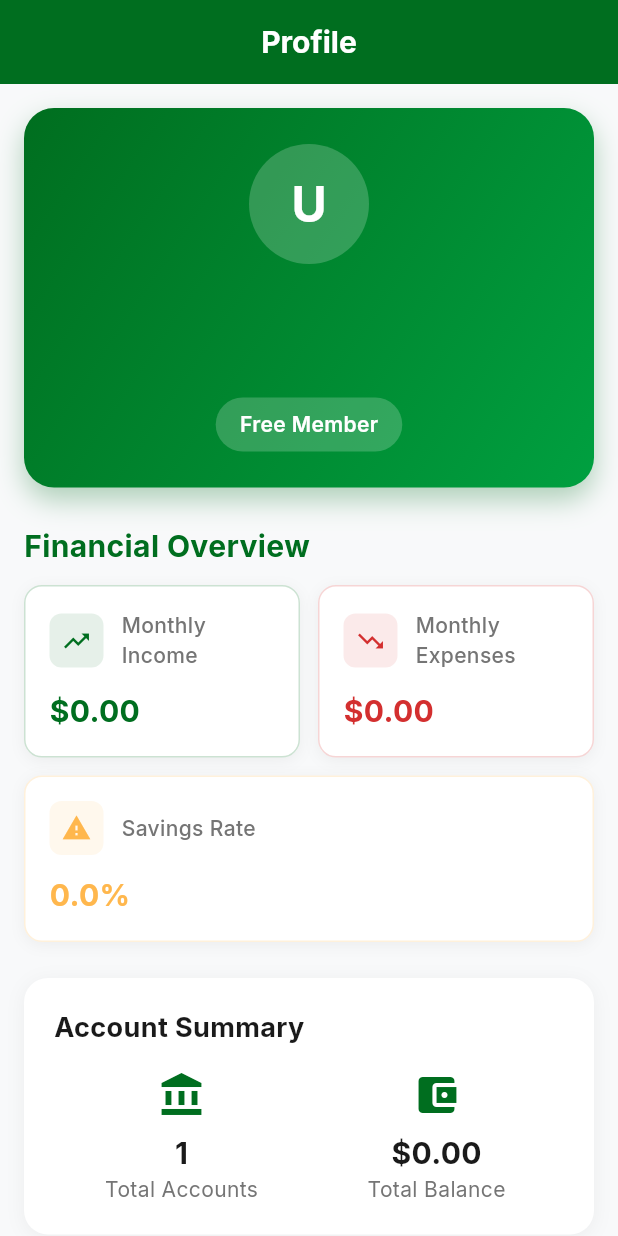
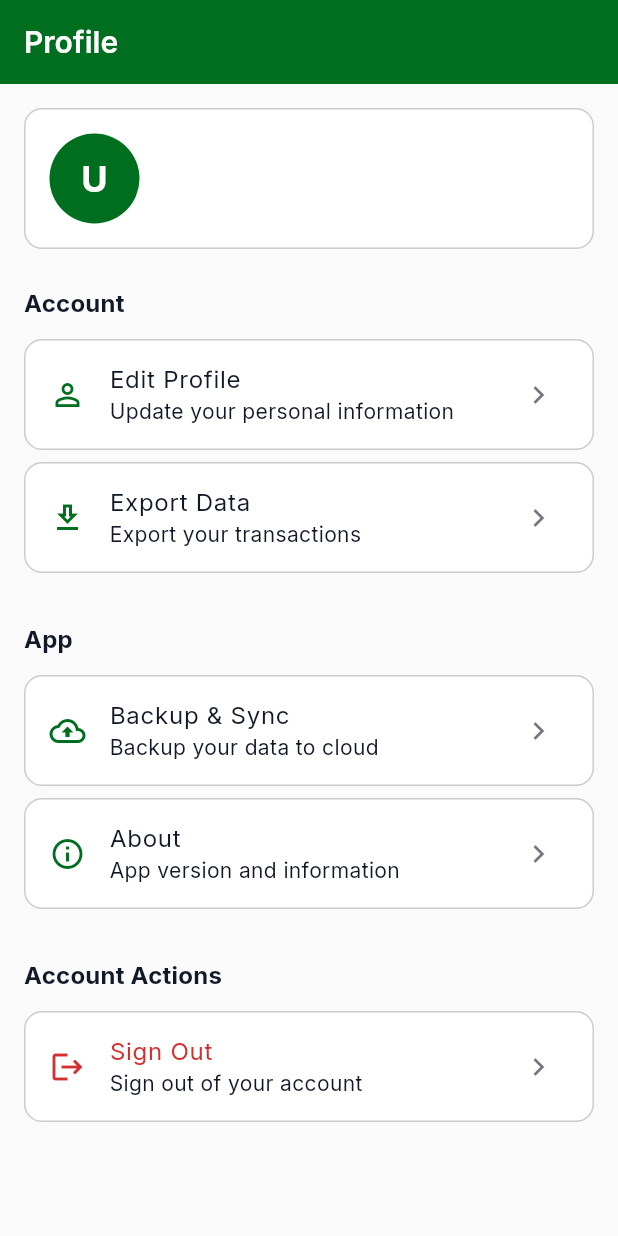
Before and after one commit to kasujjabash/vault-path-app, a Flutter app: the ProfileScreen screen opened by its route, on a phone screen of 412 x 824 dp. Run offline on Flutter 3.47's test engine with Material 3 defaults, Android fonts, the phone set to English and light mode, and no system bars; our stand-ins replace cloud_firestore, firebase_auth, firebase_core, fl_chart, font_awesome_flutter, go_router and 6 more; accounts and stored records are empty; network calls fail.

Commit message:
Profile sreen update

```diff
--- a/lib/screens/profile/profile_screen.dart
+++ b/lib/screens/profile/profile_screen.dart
@@ -2,12 +2,9 @@ import 'package:flutter/material.dart';
 import 'package:provider/provider.dart';
 import 'package:go_router/go_router.dart';
 import '../../services/auth_service.dart';
-import '../../providers/expense_provider.dart';
-import '../../utils/app_constants.dart';
-import '../../utils/format_utils.dart';
 import '../more/about_screen.dart';
 
-/// Profile screen showing user information and statistics
+/// Profile screen showing user information and settings
 class ProfileScreen extends StatefulWidget {
   const ProfileScreen({super.key});
 
@@ -18,49 +15,86 @@ class ProfileScreen extends StatefulWidget {
 class _ProfileScreenState extends State<ProfileScreen> {
   @override
   Widget build(BuildContext context) {
+    final theme = Theme.of(context);
+
     return Scaffold(
-      backgroundColor: const Color(0xFFF8F9FA),
+      backgroundColor: Theme.of(context).scaffoldBackgroundColor,
       appBar: AppBar(
-        title: const Text(
-          'Profile',
-          style: TextStyle(fontSize: 20, fontWeight: FontWeight.bold),
+        title: const Text('Profile'),
+        elevation: 0,
+        backgroundColor: theme.appBarTheme.backgroundColor,
+        foregroundColor: theme.appBarTheme.foregroundColor,
       ),
-        backgroundColor: const Color(0xFF006E1F),
-        foregroundColor: Colors.white,
-        elevation: 0,
-        centerTitle: true,
-      ),
-      body: Consumer2<AuthService, ExpenseProvider>(
-        builder: (context, authService, provider, child) {
+      body: Consumer<AuthService>(
+        builder: (context, authService, child) {
           return SingleChildScrollView(
             padding: const EdgeInsets.all(16),
             child: Column(
               crossAxisAlignment: CrossAxisAlignment.start,
               children: [
-                // User Info Card
-                _buildUserInfoCard(authService),
+                // User Info Section
+                _buildUserInfoSection(authService),
 
                 const SizedBox(height: 24),
 
-                // Financial Summary Cards that were previously in Analytics
-                _buildFinancialSummary(provider),
+                // Profile Actions
+                _buildSectionTitle('Account'),
+                const SizedBox(height: 12),
+
+                if (authService.isSignedIn) ...[
+                  _buildProfileItem(
+                    icon: Icons.person_outline,
+                    title: 'Edit Profile',
+                    subtitle: 'Update your personal information',
+                    onTap: () => _showEditProfileDialog(context, authService),
+                  ),
+                  _buildProfileItem(
+                    icon: Icons.download_outlined,
+                    title: 'Export Data',
+                    subtitle: 'Export your transactions',
+                    onTap: () => context.go('/transactions'),
+                  ),
+                ],
 
                 const SizedBox(height: 24),
+                _buildSectionTitle('App'),
+                const SizedBox(height: 12),
 
-                // Account Statistics
-                _buildAccountStats(provider),
+                _buildProfileItem(
+                  icon: Icons.cloud_upload_outlined,
+                  title: 'Backup & Sync',
+                  subtitle: 'Backup your data to cloud',
+                  onTap:
+                      () => _showComingSoonSnackBar(context, 'Backup feature'),
+                ),
+                _buildProfileItem(
+                  icon: Icons.info_outline,
+                  title: 'About',
+                  subtitle: 'App version and information',
+                  onTap:
+                      () => Navigator.push(
+                        context,
+                        MaterialPageRoute(
+                          builder: (context) => const AboutScreen(),
+                        ),
+                      ),
+                ),
 
+                if (authService.isSignedIn) ...[
                   const SizedBox(height: 24),
+                  _buildSectionTitle('Account Actions'),
+                  const SizedBox(height: 12),
 
-                // Category Statistics
-                _buildCategoryStats(provider),
+                  _buildProfileItem(
+                    icon: Icons.logout,
+                    title: 'Sign Out',
+                    subtitle: 'Sign out of your account',
+                    onTap: () => _showSignOutDialog(context, authService),
+                    isDestructive: true,
+                  ),
+                ],
 
-                const SizedBox(height: 24),
-
-                // Settings Section
-                _buildSettingsSection(context, authService),
-
-                const SizedBox(height: 100),
+                const SizedBox(height: 32),
               ],
             ),
           );
@@ -69,81 +103,56 @@ class _ProfileScreenState extends State<ProfileScreen> {
     );
   }
 
-  Widget _buildUserInfoCard(AuthService authService) {
+  Widget _buildUserInfoSection(AuthService authService) {
     return Container(
-      width: double.infinity,
-      padding: const EdgeInsets.all(24),
+      padding: const EdgeInsets.all(16),
       decoration: BoxDecoration(
-        gradient: const LinearGradient(
-          colors: [Color(0xFF006E1F), Color(0xFF00A040)],
-          begin: Alignment.topLeft,
-          end: Alignment.bottomRight,
+        color:
+            Theme.of(context).brightness == Brightness.light
+                ? Colors.white
+                : Theme.of(context).colorScheme.surface,
+        borderRadius: BorderRadius.circular(12),
+        border: Border.all(
+          color: Theme.of(context).colorScheme.outline.withOpacity(0.2),
+          width: 1,
         ),
-        borderRadius: BorderRadius.circular(20),
-        boxShadow: [
-          BoxShadow(
-            color: const Color(0xFF006E1F).withValues(alpha: 0.3),
-            blurRadius: 15,
-            offset: const Offset(0, 8),
       ),
-        ],
-      ),
-      child: Column(
+      child: Row(
         children: [
-          // Profile Avatar
           CircleAvatar(
-            radius: 40,
-            backgroundColor: Colors.white.withValues(alpha: 0.2),
+            radius: 30,
+            backgroundColor: const Color(0xFF006E1F),
             child: Text(
-              (authService.userDisplayName?.isNotEmpty == true)
+              (authService.userDisplayName?.isNotEmpty ?? false)
                   ? authService.userDisplayName![0].toUpperCase()
                   : 'U',
               style: const TextStyle(
+                fontSize: 24,
+                fontWeight: FontWeight.bold,
                 color: Colors.white,
-                fontSize: 32,
-                fontWeight: FontWeight.bold,
               ),
             ),
           ),
-
-          const SizedBox(height: 16),
-
-          // User Name
+          const SizedBox(width: 16),
+          Expanded(
+            child: Column(
+              crossAxisAlignment: CrossAxisAlignment.start,
+              children: [
                 Text(
                   authService.userDisplayName ?? 'User',
-            style: const TextStyle(
-              color: Colors.white,
-              fontSize: 24,
-              fontWeight: FontWeight.bold,
+                  style: Theme.of(context).textTheme.titleLarge,
                 ),
-          ),
-
-          // Email
+                const SizedBox(height: 4),
                 if (authService.userEmail != null)
                   Text(
                     authService.userEmail!,
-              style: TextStyle(
-                color: Colors.white.withValues(alpha: 0.9),
-                fontSize: 16,
+                    style: Theme.of(context).textTheme.bodyMedium?.copyWith(
+                      color: Theme.of(
+                        context,
+                      ).colorScheme.onSurface.withOpacity(0.7),
                     ),
                   ),
-
-          const SizedBox(height: 16),
-
-          // Membership Badge
-          Container(
-            padding: const EdgeInsets.symmetric(horizontal: 16, vertical: 8),
-            decoration: BoxDecoration(
-              color: Colors.white.withValues(alpha: 0.2),
-              borderRadius: BorderRadius.circular(20),
-            ),
-            child: const Text(
-              'Free Member',
-              style: TextStyle(
-                color: Colors.white,
-                fontSize: 14,
-                fontWeight: FontWeight.w600,
-              ),
+              ],
             ),
           ),
         ],
@@ -151,273 +160,119 @@ class _ProfileScreenState extends State<ProfileScreen> {
     );
   }
 
-  Widget _buildFinancialSummary(ExpenseProvider provider) {
-    return FutureBuilder<Map<String, double>>(
-      future: _getFinancialSummary(provider),
-      builder: (context, snapshot) {
-        if (snapshot.connectionState == ConnectionState.waiting) {
-          return const Center(child: CircularProgressIndicator());
+  Widget _buildSectionTitle(String title) {
+    return Text(
+      title,
+      style: Theme.of(context).textTheme.titleMedium?.copyWith(
+        fontWeight: FontWeight.bold,
+        color: Theme.of(context).colorScheme.onSurface,
+      ),
+    );
   }
 
-        final data = snapshot.data ?? {};
-        final totalIncome = data['income'] ?? 0.0;
-        final totalExpenses = data['expenses'] ?? 0.0;
-        final savingsRate =
-            totalIncome > 0
-                ? ((totalIncome - totalExpenses) / totalIncome)
-                : 0.0;
-
-        return Column(
-          crossAxisAlignment: CrossAxisAlignment.start,
-          children: [
-            const Text(
-              'Financial Overview',
-              style: TextStyle(
-                fontSize: 20,
-                fontWeight: FontWeight.bold,
-                color: Color(0xFF006E1F),
+  Widget _buildProfileItem({
+    required IconData icon,
+    required String title,
+    required String subtitle,
+    required VoidCallback onTap,
+    bool isDestructive = false,
+  }) {
+    return Container(
+      margin: const EdgeInsets.only(bottom: 8),
+      decoration: BoxDecoration(
+        color:
+            Theme.of(context).brightness == Brightness.light
+                ? Colors.white
+                : Theme.of(context).colorScheme.surface,
+        borderRadius: BorderRadius.circular(12),
+        border: Border.all(
+          color: Theme.of(context).colorScheme.outline.withOpacity(0.2),
+          width: 1,
         ),
       ),
-            const SizedBox(height: 12),
-
-            Row(
-              children: [
-                Expanded(
-                  child: _buildStatCard(
-                    'Monthly Income',
-                    FormatUtils.formatCurrency(totalIncome),
-                    Icons.trending_up,
-                    AppConstants.successColor,
+      child: ListTile(
+        leading: Icon(
+          icon,
+          color:
+              isDestructive
+                  ? Theme.of(context).colorScheme.error
+                  : const Color(0xFF006E1F),
+        ),
+        title: Text(
+          title,
+          style: TextStyle(
+            color: isDestructive ? Theme.of(context).colorScheme.error : null,
           ),
         ),
-                const SizedBox(width: 12),
-                Expanded(
-                  child: _buildStatCard(
-                    'Monthly Expenses',
-                    FormatUtils.formatCurrency(totalExpenses),
-                    Icons.trending_down,
-                    AppConstants.errorColor,
+        subtitle: Text(subtitle),
+        trailing: Icon(
+          Icons.chevron_right,
+          color: Theme.of(context).colorScheme.onSurface.withOpacity(0.6),
+        ),
+        onTap: onTap,
+      ),
+    );
+  }
+
+  void _showEditProfileDialog(BuildContext context, AuthService authService) {
+    final nameController = TextEditingController(
+      text: authService.userDisplayName ?? '',
+    );
+
+    showDialog(
+      context: context,
+      builder:
+          (context) => AlertDialog(
+            backgroundColor:
+                Theme.of(context).brightness == Brightness.light
+                    ? Colors.white
+                    : Theme.of(context).colorScheme.surface,
+            title: Text(
+              'Edit Profile',
+              style: TextStyle(color: Theme.of(context).colorScheme.onSurface),
+            ),
+            content: Column(
+              mainAxisSize: MainAxisSize.min,
+              children: [
+                TextField(
+                  controller: nameController,
+                  decoration: InputDecoration(
+                    labelText: 'Display Name',
+                    hintText: 'Enter your display name',
+                    prefixIcon: const Icon(Icons.person_outlined),
+                    border: const OutlineInputBorder(),
+                  ),
+                ),
+                const SizedBox(height: 16),
+                Text(
+                  'Email: ${authService.userEmail ?? 'N/A'}',
+                  style: TextStyle(
+                    fontSize: 14,
+                    color: Theme.of(
+                      context,
+                    ).colorScheme.onSurface.withOpacity(0.6),
                   ),
                 ),
               ],
             ),
-
-            const SizedBox(height: 12),
-
-            _buildStatCard(
-              'Savings Rate',
-              '${(savingsRate * 100).toStringAsFixed(1)}%',
-              savingsRate > 0.2 ? Icons.savings : Icons.warning,
-              savingsRate > 0.2
-                  ? AppConstants.successColor
-                  : AppConstants.warningColor,
-            ),
-          ],
-        );
-      },
-    );
-  }
-
-  Widget _buildAccountStats(ExpenseProvider provider) {
-    return Container(
-      padding: const EdgeInsets.all(20),
-      decoration: BoxDecoration(
-        color: Colors.white,
-        borderRadius: BorderRadius.circular(16),
-        boxShadow: [
-          BoxShadow(
-            color: Colors.black.withValues(alpha: 0.05),
-            blurRadius: 10,
-            offset: const Offset(0, 2),
-          ),
-        ],
-      ),
-      child: Column(
-        crossAxisAlignment: CrossAxisAlignment.start,
-        children: [
-          const Text(
-            'Account Summary',
+            actions: [
+              TextButton(
+                onPressed: () => Navigator.pop(context),
+                child: Text(
+                  'Cancel',
                   style: TextStyle(
-              fontSize: 18,
-              fontWeight: FontWeight.bold,
-              color: Color(0xFF1A1A1A),
-            ),
-          ),
-          const SizedBox(height: 16),
-
-          Row(
-            children: [
-              Expanded(
-                child: _buildAccountStatItem(
-                  'Total Accounts',
-                  '${provider.accounts.length}',
-                  Icons.account_balance,
-                ),
-              ),
-              Expanded(
-                child: _buildAccountStatItem(
-                  'Total Balance',
-                  FormatUtils.formatCurrency(provider.totalBalance),
-                  Icons.account_balance_wallet,
-                ),
-              ),
-            ],
-          ),
-        ],
-      ),
-    );
-  }
-
-  Widget _buildCategoryStats(ExpenseProvider provider) {
-    return Container(
-      padding: const EdgeInsets.all(20),
-      decoration: BoxDecoration(
-        color: Colors.white,
-        borderRadius: BorderRadius.circular(16),
-        boxShadow: [
-          BoxShadow(
-            color: Colors.black.withValues(alpha: 0.05),
-            blurRadius: 10,
-            offset: const Offset(0, 2),
-          ),
-        ],
-      ),
-      child: Column(
-        crossAxisAlignment: CrossAxisAlignment.start,
-        children: [
-          const Text(
-            'Category Summary',
-            style: TextStyle(
-              fontSize: 18,
-              fontWeight: FontWeight.bold,
-              color: Color(0xFF1A1A1A),
-            ),
-          ),
-          const SizedBox(height: 16),
-
-          Row(
-            children: [
-              Expanded(
-                child: _buildAccountStatItem(
-                  'Categories',
-                  '${provider.categories.length}',
-                  Icons.category,
-                ),
-              ),
-              Expanded(
-                child: _buildAccountStatItem(
-                  'Transactions',
-                  '${provider.transactions.length}',
-                  Icons.receipt_long,
-                ),
-              ),
-            ],
-          ),
-        ],
-      ),
-    );
-  }
-
-  Widget _buildSettingsSection(BuildContext context, AuthService authService) {
-    return Container(
-      decoration: BoxDecoration(
-        color: Colors.white,
-        borderRadius: BorderRadius.circular(16),
-        boxShadow: [
-          BoxShadow(
-            color: Colors.black.withValues(alpha: 0.05),
-            blurRadius: 10,
-            offset: const Offset(0, 2),
-          ),
-        ],
-      ),
-      child: Column(
-        children: [
-          _buildSettingsTile('Export Data', Icons.download, () {
-            // TODO: Implement export
-            ScaffoldMessenger.of(context).showSnackBar(
-              const SnackBar(content: Text('Export feature coming soon!')),
-            );
-          }),
-          _buildSettingsTile('Backup & Sync', Icons.cloud_upload, () {
-            // TODO: Implement backup
-            ScaffoldMessenger.of(context).showSnackBar(
-              const SnackBar(content: Text('Backup feature coming soon!')),
-            );
-          }),
-          _buildSettingsTile('Privacy Policy', Icons.privacy_tip, () {
-            // TODO: Navigate to privacy policy
-          }),
-          _buildSettingsTile('About', Icons.info, () {
-            Navigator.push(
-              context,
-              MaterialPageRoute(builder: (context) => const AboutScreen()),
-            );
-          }),
-          _buildSettingsTile(
-            'Sign Out',
-            Icons.logout,
-            () => _showSignOutDialog(context, authService),
-            isDestructive: true,
-          ),
-        ],
-      ),
-    );
-  }
-
-  Widget _buildStatCard(
-    String title,
-    String value,
-    IconData icon,
-    Color color,
-  ) {
-    return Container(
-      padding: const EdgeInsets.all(16),
-      decoration: BoxDecoration(
-        color: Colors.white,
-        borderRadius: BorderRadius.circular(12),
-        border: Border.all(color: color.withValues(alpha: 0.2)),
-        boxShadow: [
-          BoxShadow(
-            color: Colors.black.withValues(alpha: 0.05),
-            blurRadius: 8,
-            offset: const Offset(0, 2),
-          ),
-        ],
-      ),
-      child: Column(
-        crossAxisAlignment: CrossAxisAlignment.start,
-        children: [
-          Row(
-            children: [
-              Container(
-                padding: const EdgeInsets.all(8),
-                decoration: BoxDecoration(
-                  color: color.withValues(alpha: 0.1),
-                  borderRadius: BorderRadius.circular(8),
-                ),
-                child: Icon(icon, color: color, size: 20),
-              ),
-              const SizedBox(width: 12),
-              Expanded(
-                child: Text(
-                  title,
-                  style: TextStyle(
-                    fontSize: 14,
-                    color: Colors.grey.shade600,
-                    fontWeight: FontWeight.w500,
+                    color: Theme.of(context).colorScheme.onSurface,
                   ),
                 ),
               ),
-            ],
-          ),
-          const SizedBox(height: 12),
-          Text(
-            value,
-            style: TextStyle(
-              fontSize: 20,
-              fontWeight: FontWeight.bold,
-              color: color,
+              TextButton(
+                onPressed: () {
+                  Navigator.pop(context);
+                  _showComingSoonSnackBar(context, 'Profile update feature');
+                },
+                child: const Text(
+                  'Save',
+                  style: TextStyle(color: Color(0xFF006E1F)),
                 ),
               ),
             ],
@@ -425,58 +280,16 @@ class _ProfileScreenState extends State<ProfileScreen> {
     );
   }
 
-  Widget _buildAccountStatItem(String title, String value, IconData icon) {
-    return Column(
-      children: [
-        Icon(icon, size: 32, color: const Color(0xFF006E1F)),
-        const SizedBox(height: 8),
-        Text(
-          value,
-          style: const TextStyle(
-            fontSize: 20,
-            fontWeight: FontWeight.bold,
-            color: Color(0xFF1A1A1A),
+  void _showComingSoonSnackBar(BuildContext context, String feature) {
+    ScaffoldMessenger.of(context).showSnackBar(
+      SnackBar(
+        content: Text(
+          '$feature coming soon!',
+          style: const TextStyle(color: Colors.white),
         ),
+        backgroundColor: const Color(0xFF006E1F),
       ),
-        Text(
-          title,
-          style: TextStyle(fontSize: 14, color: Colors.grey.shade600),
-        ),
-      ],
     );
-  }
-
-  Widget _buildSettingsTile(
-    String title,
-    IconData icon,
-    VoidCallback onTap, {
-    bool isDestructive = false,
-  }) {
-    return ListTile(
-      leading: Icon(
-        icon,
-        color:
-            isDestructive ? AppConstants.errorColor : const Color(0xFF006E1F),
-      ),
-      title: Text(
-        title,
-        style: TextStyle(
-          color: isDestructive ? AppConstants.errorColor : Colors.black87,
-          fontWeight: FontWeight.w500,
-        ),
-      ),
-      trailing: const Icon(Icons.chevron_right, color: Colors.grey),
-      onTap: onTap,
-    );
-  }
-
-  Future<Map<String, double>> _getFinancialSummary(
-    ExpenseProvider provider,
-  ) async {
-    final income = await provider.getCurrentMonthIncome();
-    final expenses = await provider.getCurrentMonthExpenses();
-
-    return {'income': income, 'expenses': expenses};
   }
 
   void _showSignOutDialog(BuildContext context, AuthService authService) {
@@ -484,16 +297,31 @@ class _ProfileScreenState extends State<ProfileScreen> {
       context: context,
       builder:
           (context) => AlertDialog(
-            title: const Text('Sign Out'),
-            content: const Text('Are you sure you want to sign out?'),
+            backgroundColor:
+                Theme.of(context).brightness == Brightness.light
+                    ? Colors.white
+                    : Theme.of(context).colorScheme.surface,
+            title: Text(
+              'Sign Out',
+              style: TextStyle(color: Theme.of(context).colorScheme.onSurface),
+            ),
+            content: Text(
+              'Are you sure you want to sign out?',
+              style: TextStyle(color: Theme.of(context).colorScheme.onSurface),
+            ),
             actions: [
               TextButton(
-                onPressed: () => Navigator.of(context).pop(),
-                child: const Text('Cancel'),
+                onPressed: () => Navigator.pop(context),
+                child: Text(
+                  'Cancel',
+                  style: TextStyle(
+                    color: Theme.of(context).colorScheme.onSurface,
+                  ),
+                ),
               ),
               TextButton(
                 onPressed: () async {
-                  Navigator.of(context).pop();
+                  Navigator.pop(context);
                   await authService.signOut();
                   if (context.mounted) {
                     context.go('/login');
```
Lines whose indentation alone changed are shown as unchanged.
